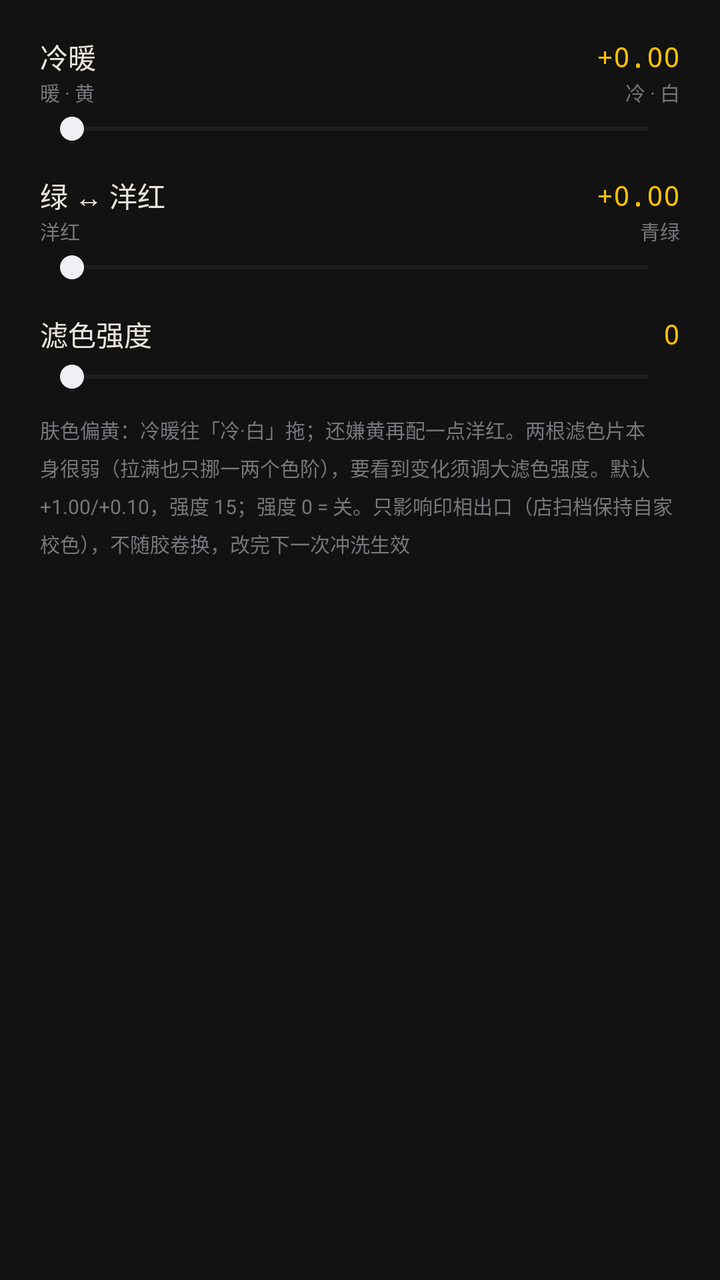
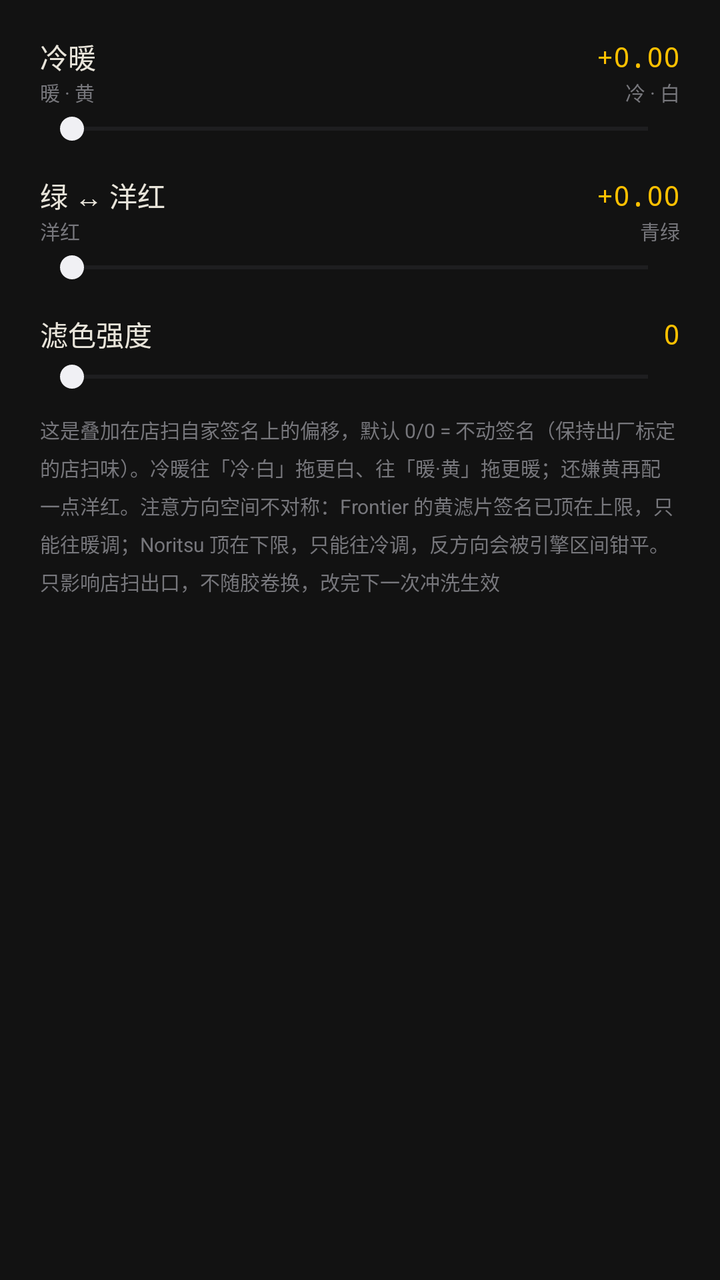

Compare the two renders of this Android layout. The source of the first and the diff that turns it into the second are given below.
<!-- AndroidManifest.xml: application theme Theme.FilmCam -->
<!-- res/layout/dialog_color_balance.xml -->
<?xml version="1.0" encoding="utf-8"?>
<ScrollView xmlns:android="http://schemas.android.com/apk/res/android"
    android:layout_width="match_parent"
    android:layout_height="wrap_content"
    android:overScrollMode="never">

    <LinearLayout
        android:layout_width="match_parent"
        android:layout_height="wrap_content"
        android:orientation="vertical"
        android:paddingStart="20dp"
        android:paddingEnd="20dp"
        android:paddingTop="8dp"
        android:paddingBottom="12dp">

        
        <LinearLayout
            android:layout_width="match_parent"
            android:layout_height="wrap_content"
            android:gravity="center_vertical"
            android:orientation="horizontal"
            android:paddingTop="10dp">

            <TextView
                android:layout_width="0dp"
                android:layout_height="wrap_content"
                android:layout_weight="1"
                android:text="@string/eng_cc_y"
                android:textColor="#E8E4DA"
                android:textSize="14sp" />

            <TextView
                android:id="@+id/tvCcYValue"
                android:layout_width="wrap_content"
                android:layout_height="wrap_content"
                android:fontFamily="monospace"
                android:text="+0.00"
                android:textColor="#FFC100"
                android:textSize="14sp" />
        </LinearLayout>

        <LinearLayout
            android:layout_width="match_parent"
            android:layout_height="wrap_content"
            android:orientation="horizontal">

            <TextView
                android:layout_width="wrap_content"
                android:layout_height="wrap_content"
                android:text="@string/eng_cc_y_warm"
                android:textColor="#77777C"
                android:textSize="10sp" />

            <Space
                android:layout_width="0dp"
                android:layout_height="1dp"
                android:layout_weight="1" />

            <TextView
                android:layout_width="wrap_content"
                android:layout_height="wrap_content"
                android:text="@string/eng_cc_y_cold"
                android:textColor="#77777C"
                android:textSize="10sp" />
        </LinearLayout>

        <SeekBar
            android:id="@+id/sbCcY"
            android:layout_width="match_parent"
            android:layout_height="wrap_content"
            android:layout_marginTop="2dp"
            android:max="40"
            android:progressTint="#FFC100"
            android:progressBackgroundTint="#3A3A40"
            android:thumbTint="#F0F0F4" />

        
        <LinearLayout
            android:layout_width="match_parent"
            android:layout_height="wrap_content"
            android:gravity="center_vertical"
            android:orientation="horizontal"
            android:paddingTop="14dp">

            <TextView
                android:layout_width="0dp"
                android:layout_height="wrap_content"
                android:layout_weight="1"
                android:text="@string/eng_cc_m"
                android:textColor="#E8E4DA"
                android:textSize="14sp" />

            <TextView
                android:id="@+id/tvCcMValue"
                android:layout_width="wrap_content"
                android:layout_height="wrap_content"
                android:fontFamily="monospace"
                android:text="+0.00"
                android:textColor="#FFC100"
                android:textSize="14sp" />
        </LinearLayout>

        <LinearLayout
            android:layout_width="match_parent"
            android:layout_height="wrap_content"
            android:orientation="horizontal">

            <TextView
                android:layout_width="wrap_content"
                android:layout_height="wrap_content"
                android:text="@string/eng_cc_m_magenta"
                android:textColor="#77777C"
                android:textSize="10sp" />

            <Space
                android:layout_width="0dp"
                android:layout_height="1dp"
                android:layout_weight="1" />

            <TextView
                android:layout_width="wrap_content"
                android:layout_height="wrap_content"
                android:text="@string/eng_cc_m_green"
                android:textColor="#77777C"
                android:textSize="10sp" />
        </LinearLayout>

        <SeekBar
            android:id="@+id/sbCcM"
            android:layout_width="match_parent"
            android:layout_height="wrap_content"
            android:layout_marginTop="2dp"
            android:max="40"
            android:progressTint="#FFC100"
            android:progressBackgroundTint="#3A3A40"
            android:thumbTint="#F0F0F4" />

        
        <LinearLayout
            android:layout_width="match_parent"
            android:layout_height="wrap_content"
            android:gravity="center_vertical"
            android:orientation="horizontal"
            android:paddingTop="14dp">

            <TextView
                android:layout_width="0dp"
                android:layout_height="wrap_content"
                android:layout_weight="1"
                android:text="@string/eng_cc_scale"
                android:textColor="#E8E4DA"
                android:textSize="14sp" />

            <TextView
                android:id="@+id/tvCcScaleValue"
                android:layout_width="wrap_content"
                android:layout_height="wrap_content"
                android:fontFamily="monospace"
                android:text="0"
                android:textColor="#FFC100"
                android:textSize="14sp" />
        </LinearLayout>

        <SeekBar
            android:id="@+id/sbCcScale"
            android:layout_width="match_parent"
            android:layout_height="wrap_content"
            android:layout_marginTop="2dp"
            android:max="30"
            android:progressTint="#FFC100"
            android:progressBackgroundTint="#3A3A40"
            android:thumbTint="#F0F0F4" />

        
        <TextView
            android:layout_width="match_parent"
            android:layout_height="wrap_content"
            android:layout_marginTop="10dp"
            android:text="@string/eng_cc_note"
            android:textColor="#77777C"
            android:textSize="10sp"
            android:lineSpacingMultiplier="1.3" />

    </LinearLayout>
</ScrollView>
<!-- resources referenced by this layout -->
<resources>
  <string name="eng_cc_m">绿 ↔ 洋红</string>
  <string name="eng_cc_m_green">青绿</string>
  <string name="eng_cc_m_magenta">洋红</string>
  <string name="eng_cc_note">肤色偏黄：冷暖往「冷·白」拖；还嫌黄再配一点洋红。两根滤色片本身很弱（拉满也只挪一两个色阶），要看到变化须调大滤色强度。默认 +1.00/+0.10，强度 15；强度 0 = 关。只影响印相出口（店扫档保持自家校色），不随胶卷换，改完下一次冲洗生效</string>
  <string name="eng_cc_scale">滤色强度</string>
  <string name="eng_cc_y">冷暖</string>
  <string name="eng_cc_y_cold">冷 · 白</string>
  <string name="eng_cc_y_warm">暖 · 黄</string>
  <style name="Theme.FilmCam" parent="Theme.MaterialComponents.NoActionBar">
          <item name="android:statusBarColor">#000000</item>
          <item name="android:navigationBarColor">#000000</item>
      </style>
</resources>

<!-- the commit's change to res/layout/dialog_color_balance.xml (unified diff, before → after) -->
@@ -137,6 +137,7 @@
 
         
         <LinearLayout
+            android:id="@+id/rowCcScaleBlock"
             android:layout_width="match_parent"
             android:layout_height="wrap_content"
             android:gravity="center_vertical"
<!-- resource entries referenced after the edit -->
@@ -3,7 +3,7 @@
   <string name="eng_cc_m">绿 ↔ 洋红</string>
   <string name="eng_cc_m_green">青绿</string>
   <string name="eng_cc_m_magenta">洋红</string>
-  <string name="eng_cc_note">肤色偏黄：冷暖往「冷·白」拖；还嫌黄再配一点洋红。两根滤色片本身很弱（拉满也只挪一两个色阶），要看到变化须调大滤色强度。默认 +1.00/+0.10，强度 15；强度 0 = 关。只影响印相出口（店扫档保持自家校色），不随胶卷换，改完下一次冲洗生效</string>
+  <string name="eng_cc_note">这是叠加在店扫自家签名上的偏移，默认 0/0 = 不动签名（保持出厂标定的店扫味）。冷暖往「冷·白」拖更白、往「暖·黄」拖更暖；还嫌黄再配一点洋红。注意方向空间不对称：Frontier 的黄滤片签名已顶在上限，只能往暖调；Noritsu 顶在下限，只能往冷调，反方向会被引擎区间钳平。只影响店扫出口，不随胶卷换，改完下一次冲洗生效</string>
   <string name="eng_cc_scale">滤色强度</string>
   <string name="eng_cc_y">冷暖</string>
   <string name="eng_cc_y_cold">冷 · 白</string>
